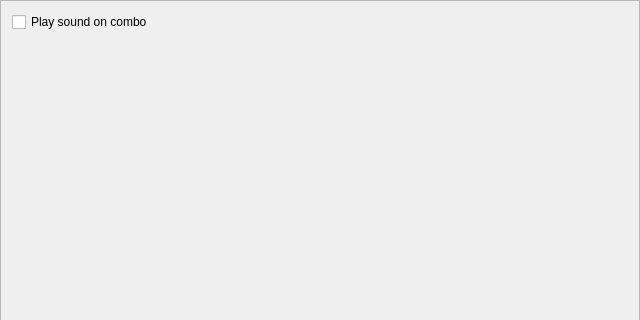
Above: PreferencesFrame.ui from xmichelo/Beeftext before the change; both pictures show x 0 to 640 and y 0 to 320 of the 640 by 480 pixel window. Below: the same form after it.
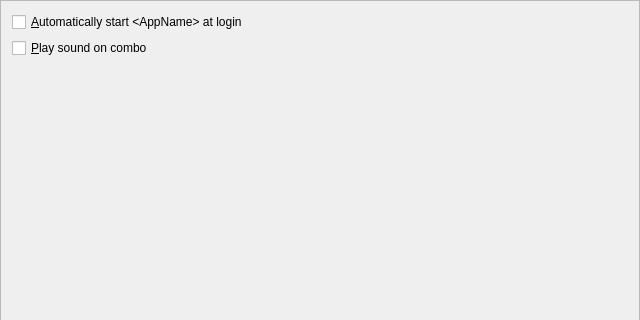
That is the form after the change.

Commit message: Implemented auto start at login option. Fixes #14.

```diff
--- a/PreferencesFrame.ui
+++ b/PreferencesFrame.ui
@@ -20,10 +20,17 @@
    <enum>QFrame::Raised</enum>
   </property>
   <layout class="QVBoxLayout" name="verticalLayout">
+   <item>
+    <widget class="QCheckBox" name="checkAutoStart">
+     <property name="text">
+      <string notr="true">&amp;Automatically start &lt;AppName&gt; at login</string>
+     </property>
+    </widget>
+   </item>
    <item>
     <widget class="QCheckBox" name="checkPlaySoundOnCombo">
      <property name="text">
-      <string>Play sound on combo</string>
+      <string>&amp;Play sound on combo</string>
      </property>
     </widget>
    </item>
```
Left out of the diff: 17 changed lines with no effect on the pictures. The commit also changes 10 other files.
